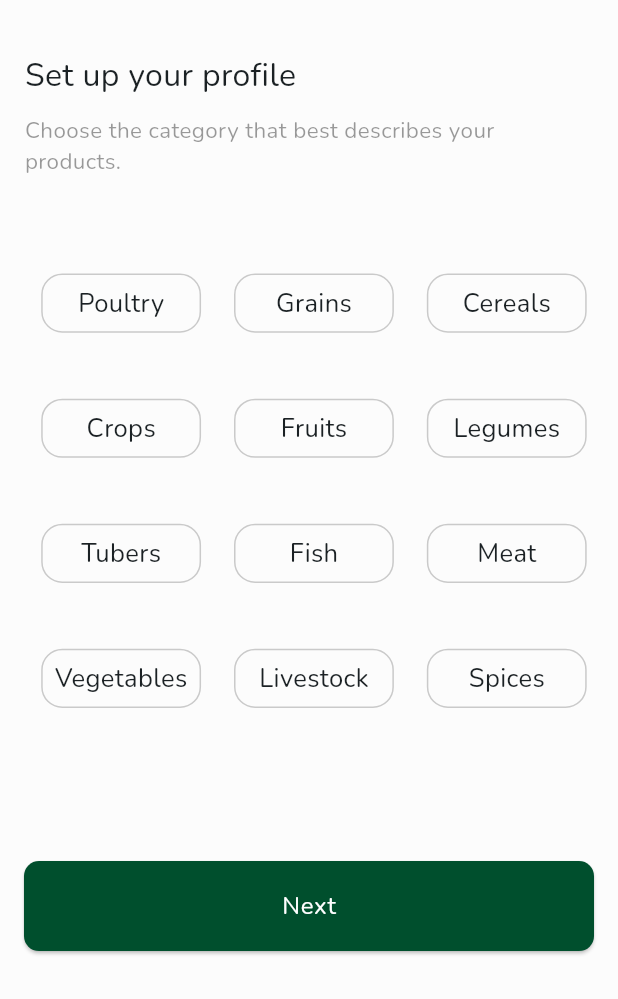
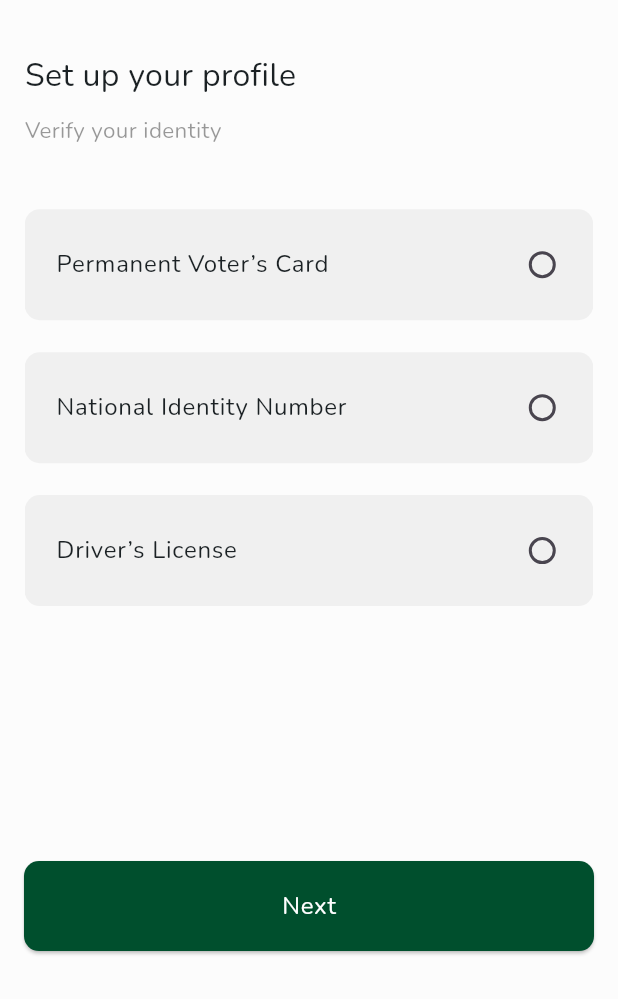
Before and after one commit to JER3MIAH/farm_fresh, a Flutter app: the SetUpProfileView screen opened by its route, after a tap on "Next", on a phone screen of 412 x 824 dp, the part 237-1236 px from its top. Run offline on Flutter 3.47's test engine with Material 3 defaults, Android fonts, the phone set to English and light mode, and no system bars; our stand-ins replace flutter_hooks, flutter_riverpod, flutter_svg, get, hooks_riverpod, pin_code_fields and 1 more.

Commit message:
Finish up set up profile views

```diff
--- a/lib/src/features/auth/presentation/view_models/seller_profile_setup.dart
+++ b/lib/src/features/auth/presentation/view_models/seller_profile_setup.dart
@@ -30,4 +30,14 @@ class SellerProfileSetUpViewModel extends ChangeNotifier {
     }
     notifyListeners();
   }
+
+  //? select identity verification method
+  int? selectedOption;
+
+  void updateSelectedOption(int value) {
+    selectedOption = value;
+    notifyListeners();
+  }
+
+
 }
--- a/lib/src/features/auth/presentation/views/set_up_profile/first_view.dart
+++ b/lib/src/features/auth/presentation/views/set_up_profile/first_view.dart
@@ -1,10 +1,35 @@
+import 'package:farm_fresh/src/features/auth/presentation/view_models/seller_profile_setup.dart';
+import 'package:farm_fresh/src/features/auth/presentation/views/set_up_profile/widgets/category_container.dart';
 import 'package:flutter/material.dart';
+import 'package:hooks_riverpod/hooks_riverpod.dart';
 
-class FirstView extends StatelessWidget {
-  const FirstView({super.key});
+class CategoryView extends ConsumerWidget {
+  const CategoryView({super.key});
 
   @override
-  Widget build(BuildContext context) {
-    return const Placeholder();
+  Widget build(BuildContext context, ref) {
+    final categories = ref.watch(sellerProfileSetUpProvider).categories;
+    final selectedCategories =
+        ref.watch(sellerProfileSetUpProvider).selectedCategories;
+
+    return Table(
+      defaultColumnWidth: const IntrinsicColumnWidth(),
+      children: List.generate(4, (rowIndex) {
+        return TableRow(
+          children: List.generate(3, (colIndex) {
+            final index = rowIndex * 3 + colIndex;
+            return CategoryContainer(
+              text: categories[index],
+              isSelected: selectedCategories.contains(categories[index]),
+              onTap: () {
+                ref
+                    .read(sellerProfileSetUpProvider.notifier)
+                    .addOrRemoveCategory(categories[index]);
+              },
+            );
+          }),
+        );
+      }),
+    );
   }
 }
--- a/lib/src/features/auth/presentation/views/set_up_profile/fourth_view.dart
+++ b/lib/src/features/auth/presentation/views/set_up_profile/fourth_view.dart
@@ -1,10 +1,31 @@
+import 'package:farm_fresh/src/shared/shared.dart';
 import 'package:flutter/material.dart';
+import 'package:flutter_hooks/flutter_hooks.dart';
 
-class FourthView extends StatelessWidget {
+class FourthView extends HookWidget {
   const FourthView({super.key});
 
   @override
   Widget build(BuildContext context) {
-    return const Placeholder();
+    final acctNumberController = useTextEditingController();
+    final acctNameController = useTextEditingController();
+    return Column(
+      children: [
+        AppTextField(
+          controller: acctNumberController,
+          labelText: 'Bank',
+        ),
+        YBox(20.dy),
+        AppTextField(
+          controller: acctNumberController,
+          labelText: 'Account number',
+        ),
+        YBox(20.dy),
+        AppTextField(
+          controller: acctNameController,
+          labelText: 'Account name',
+        ),
+      ],
+    );
   }
 }
--- a/lib/src/features/auth/presentation/views/set_up_profile/second_view.dart
+++ b/lib/src/features/auth/presentation/views/set_up_profile/second_view.dart
@@ -1,10 +1,83 @@
+import 'package:farm_fresh/src/features/auth/presentation/view_models/seller_profile_setup.dart';
+import 'package:farm_fresh/src/shared/shared.dart';
 import 'package:flutter/material.dart';
+import 'package:hooks_riverpod/hooks_riverpod.dart';
 
-class SecondView extends StatelessWidget {
-  const SecondView({super.key});
+enum VerifMethod { vote, nin, drive }
+
+class PickVerifView extends HookConsumerWidget {
+  const PickVerifView({super.key});
 
   @override
-  Widget build(BuildContext context) {
-    return const Placeholder();
+  Widget build(BuildContext context, ref) {
+    return Column(
+      children: [
+        _buildTile(
+          context: context,
+          theme: Theme.of(context).colorScheme,
+          verifMethod: VerifMethod.vote,
+          viewModel: ref.watch(sellerProfileSetUpProvider),
+        ),
+        YBox(20.dy),
+        _buildTile(
+          context: context,
+          theme: Theme.of(context).colorScheme,
+          verifMethod: VerifMethod.nin,
+          viewModel: ref.watch(sellerProfileSetUpProvider),
+        ),
+        YBox(20.dy),
+        _buildTile(
+          context: context,
+          theme: Theme.of(context).colorScheme,
+          verifMethod: VerifMethod.drive,
+          viewModel: ref.watch(sellerProfileSetUpProvider),
+        ),
+      ],
+    );
+  }
+
+  Widget _buildTile({
+    required BuildContext context,
+    required ColorScheme theme,
+    required VerifMethod verifMethod,
+    required SellerProfileSetUpViewModel viewModel,
+  }) {
+    return Container(
+      width: double.infinity,
+      height: 74,
+      decoration: BoxDecoration(
+        borderRadius: BorderRadius.circular(10),
+        color: theme.secondary.withOpacity(0.06),
+      ),
+      child: Padding(
+        padding: const EdgeInsets.symmetric(vertical: 20, horizontal: 10),
+        child: Row(
+          children: [
+            XBox(10.dx),
+            Expanded(
+              child: Text(
+                  verifMethod == VerifMethod.vote
+                      ? 'Permanent Voter’s Card'
+                      : verifMethod == VerifMethod.nin
+                          ? 'National Identity Number'
+                          : 'Driver’s License',
+                  style: Theme.of(context).textTheme.bodyLarge),
+            ),
+            Radio<int>(
+              value: verifMethod == VerifMethod.vote
+                  ? 1
+                  : verifMethod == VerifMethod.nin
+                      ? 2
+                      : 3,
+              activeColor: theme.primary,
+              groupValue: viewModel.selectedOption,
+              onChanged: (int? value) {
+                viewModel.updateSelectedOption(value!);
+              },
+            ),
+          ],
+        ),
+      ),
+    );
   }
 }
--- a/lib/src/features/auth/presentation/views/set_up_profile/set_up_profile.dart
+++ b/lib/src/features/auth/presentation/views/set_up_profile/set_up_profile.dart
@@ -1,19 +1,21 @@
-import 'package:farm_fresh/src/features/auth/presentation/view_models/seller_profile_setup.dart';
-import 'package:farm_fresh/src/features/auth/presentation/views/set_up_profile/widgets/category_container.dart';
+import 'package:farm_fresh/src/features/auth/presentation/views/set_up_profile/first_view.dart';
+import 'package:farm_fresh/src/features/auth/presentation/views/set_up_profile/fourth_view.dart';
+import 'package:farm_fresh/src/features/auth/presentation/views/set_up_profile/third_view.dart';
+import 'package:farm_fresh/src/features/auth/presentation/views/set_up_profile/second_view.dart';
+import 'package:farm_fresh/src/features/navigation/app_navigator.dart';
+import 'package:farm_fresh/src/features/navigation/routes.dart';
 import 'package:farm_fresh/src/shared/shared.dart';
-import 'package:flutter/cupertino.dart';
 import 'package:flutter/material.dart';
-import 'package:flutter/widgets.dart';
-import 'package:hooks_riverpod/hooks_riverpod.dart';
+import 'package:flutter_hooks/flutter_hooks.dart';
 
-class SetUpProfileView extends ConsumerWidget {
+class SetUpProfileView extends HookWidget {
   const SetUpProfileView({super.key});
 
   @override
-  Widget build(BuildContext context, ref) {
-    final categories = ref.watch(sellerProfileSetUpProvider).categories;
-    final selectedCategories =
-        ref.watch(sellerProfileSetUpProvider).selectedCategories;
+  Widget build(BuildContext context) {
+    final pageController = usePageController();
+    final isFirst = useState<bool>(false);
+    final isLast = useState<bool>(false);
 
     return Scaffold(
       body: Padding(
@@ -32,7 +34,11 @@ class SetUpProfileView extends ConsumerWidget {
             ),
             YBox(10.dy),
             Text(
-              'Choose the category that best describes your products.',
+              isLast.value
+                  ? 'Add  payment information'
+                  : isFirst.value
+                      ? 'Choose the category that best describes your products.'
+                      : 'Verify your identity',
               style: TextStyle(
                 fontSize: 14.sp,
                 fontWeight: FontWeight.w400,
@@ -40,25 +46,20 @@ class SetUpProfileView extends ConsumerWidget {
               ),
             ),
             YBox(40.dy),
-            Table(
-              defaultColumnWidth: const IntrinsicColumnWidth(),
-              children: List.generate(4, (rowIndex) {
-                return TableRow(
-                  children: List.generate(3, (colIndex) {
-                    final index = rowIndex * 3 + colIndex;
-                    return CategoryContainer(
-                      text: categories[index],
-                      isSelected:
-                          selectedCategories.contains(categories[index]),
-                      onTap: () {
-                        ref
-                            .read(sellerProfileSetUpProvider.notifier)
-                            .addOrRemoveCategory(categories[index]);
-                      },
-                    );
-                  }),
-                );
-              }),
+            Expanded(
+              child: PageView(
+                controller: pageController,
+                onPageChanged: (value) {
+                  isFirst.value = (value == 0);
+                  isLast.value = (value == 3);
+                },
+                children: const [
+                  CategoryView(),
+                  PickVerifView(),
+                  ThirdView(),
+                  FourthView(),
+                ],
+              ),
             ),
           ],
         ),
@@ -67,7 +68,16 @@ class SetUpProfileView extends ConsumerWidget {
         padding: EdgeInsets.symmetric(horizontal: 15.dy, vertical: 30.dy),
         child: AppButton(
           title: 'Next',
-          onTap: () {},
+          onTap: () {
+            if (isLast.value) {
+              AppNavigator.pushNamed(HomeRoutes.sellerHome);
+            } else {
+              pageController.nextPage(
+                duration: const Duration(milliseconds: 500),
+                curve: Curves.linear,
+              );
+            }
+          },
         ),
       ),
     );
--- a/lib/src/features/auth/presentation/views/set_up_profile/third_view.dart
+++ b/lib/src/features/auth/presentation/views/set_up_profile/third_view.dart
@@ -1,10 +1,28 @@
+import 'package:farm_fresh/src/shared/shared.dart';
 import 'package:flutter/material.dart';
+import 'package:flutter_hooks/flutter_hooks.dart';
 
-class ThirdView extends StatelessWidget {
+class ThirdView extends HookWidget {
   const ThirdView({super.key});
 
   @override
   Widget build(BuildContext context) {
-    return const Placeholder();
+    final controller = useTextEditingController();
+
+    return Column(
+      children: [
+        AppTextField(
+          controller: controller,
+          labelText: 'NIN Number',
+        ),
+        YBox(20.dy),
+        AppText(
+          text: 'Upload a clear picture of your NIN card',
+          fontSize: 14.sp,
+          fontWeight: FontWeight.w400,
+          color: appColors.green,
+        ),
+      ],
+    );
   }
 }
--- a/lib/src/features/navigation/pages.dart
+++ b/lib/src/features/navigation/pages.dart
@@ -101,7 +101,7 @@ List<GetPage> homePages = [
     transitionDuration: const Duration(milliseconds: 500),
   ),
   GetPage(
-    name: HomeRoutes.buyerHome,
+    name: HomeRoutes.sellerHome,
     page: () => const BuyerMainView(),
     transition: Transition.native,
     transitionDuration: const Duration(milliseconds: 500),
```
